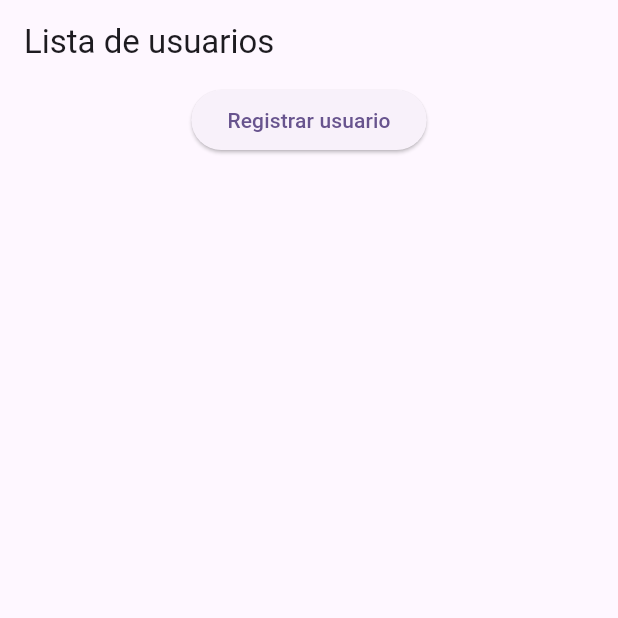
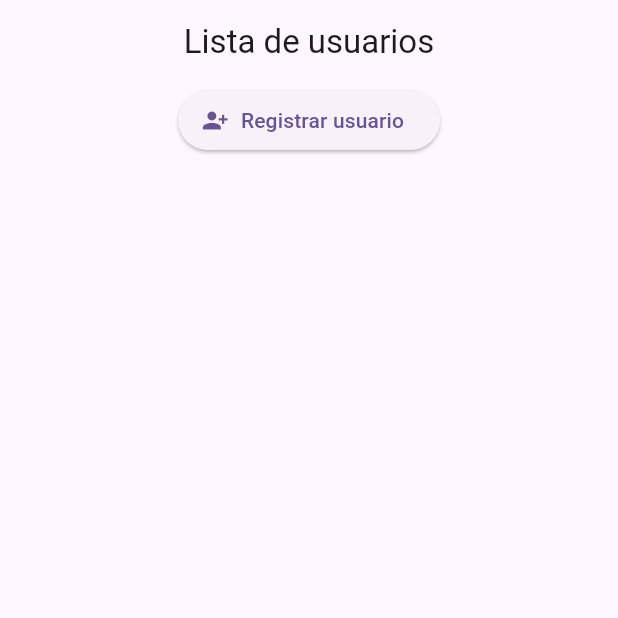
Before and after one commit to jairo199316/prueba_jairo_rios, a Flutter app: the screen it shows after launch, on a phone screen of 412 x 824 dp, the top half of it. Run offline on Flutter 3.47's test engine with Material 3 defaults, Android fonts, the phone set to English and light mode, and no system bars; our stand-ins replace dartz, flutter_riverpod, go_router, hive, hive_flutter; accounts and stored records are empty.

Commit message:
Add card view

```diff
--- a/lib/core/strings_constants.dart
+++ b/lib/core/strings_constants.dart
@@ -20,6 +20,14 @@ class StringConstants {
   static const String detailScreenDeleteUserDelete = 'Eliminar';
   static const String detailScreenDeleteUserDeleteMessage =
       'Usuario eliminado exitosamente';
+  static const String detailScreenAddressTitle =
+      'Direcciones registradas';
+  static const String detailScreenCountryName =
+      'Pais';
+  static const String detailScreenStateName =
+      'Estado';
+  static const String detailScreenCityName =
+      'Ciudad';
 
   //Strings form_screen.dart
   static const String formScreenTitle = 'Registrar usuario';
--- a/lib/presentation/pages/form_screen.dart
+++ b/lib/presentation/pages/form_screen.dart
@@ -66,6 +66,7 @@ class _FormScreenState extends ConsumerState<FormScreen> {
     return Scaffold(
       appBar: AppBar(
         title: const Text(StringConstants.formScreenTitle),
+        centerTitle: true,
       ),
       body: SingleChildScrollView(
         padding: const EdgeInsets.all(16),
--- a/lib/presentation/pages/home_screen.dart
+++ b/lib/presentation/pages/home_screen.dart
@@ -15,18 +15,28 @@ class HomeScreen extends ConsumerWidget {
     return Scaffold(
       appBar: AppBar(
         title: const Text(StringConstants.homeScreenTitle),
+        centerTitle: true,
       ),
       body: Column(
         children: [
-          ElevatedButton(
+          ElevatedButton.icon(
             onPressed: () {
               context.push(StringRoutNames.formScreen);
             },
-            child: const Text(StringConstants.homeScreenAddUser),
+            icon: const Icon(Icons.person_add_alt_1),
+            label: const Text(StringConstants.homeScreenAddUser),
+          ),
+          const SizedBox(
+            height: 8,
           ),
           Expanded(
             child: usersAsync.when(
-              data: (users) => ListView.builder(
+              data: (users) => Padding(
+                padding: const EdgeInsets.only(
+                  left: 8,
+                  right: 8,
+                ),
+                child: ListView.builder(
                   itemCount: users.length,
                   itemBuilder: (_, i) {
                     final user = users[i];
@@ -40,16 +50,28 @@ class HomeScreen extends ConsumerWidget {
                           },
                         );
                       },
+                      child: Column(
+                        children: [
+                          Card(
                             child: ListTile(
-                      title: Text('${user.name} ${user.lastName}'),
-                      subtitle: Text(user.birthday),
+                              title: Text(
+                                  '${StringConstants.formScreenNameField}: ${user.name} ${user.lastName}'),
+                              subtitle: Text(
+                                  '${StringConstants.formScreenBirthdayField}: ${user.birthday}'),
+                            ),
+                          ),
+                          const SizedBox(
+                            height: 8,
+                          )
+                        ],
                       ),
                     );
                   },
                 ),
+              ),
               loading: () => const Center(child: CircularProgressIndicator()),
               error: (err, _) =>
-                  Center(child: Text('$StringConstants.error $err')),
+                  Center(child: Text('${StringConstants.error} $err')),
             ),
           ),
         ],
--- a/lib/presentation/pages/user_address_screen.dart
+++ b/lib/presentation/pages/user_address_screen.dart
@@ -12,6 +12,7 @@ class UserAddressScreen extends StatelessWidget {
     return Scaffold(
         appBar: AppBar(
           title: const Text(StringConstants.userAddressScreenTitle),
+          centerTitle: true,
         ),
         body: Column(
           children: [
--- a/lib/presentation/widgets/select_with_loading.dart
+++ b/lib/presentation/widgets/select_with_loading.dart
@@ -1,6 +1,7 @@
 import 'package:flutter/material.dart';
 import 'package:flutter_riverpod/flutter_riverpod.dart';
 import 'package:dartz/dartz.dart';
+import 'package:prueba_jairo_rios/core/strings_constants.dart';
 
 class GenericDropdown<T> extends ConsumerWidget {
   final FutureProvider provider;
@@ -57,7 +58,7 @@ class GenericDropdown<T> extends ConsumerWidget {
         );
       },
       loading: () => const Center(child: CircularProgressIndicator()),
-      error: (err, _) => Text('Error: $err'),
+      error: (err, _) => Text('${StringConstants.error} $err'),
     );
   }
 }
```
Also changed, not shown: lib/data/repositories_impl/country_information_repository_impl.dart (+9 -6 lines), lib/presentation/pages/detail_screen.dart (+33 -14 lines). Lines whose indentation alone changed are shown as unchanged.
